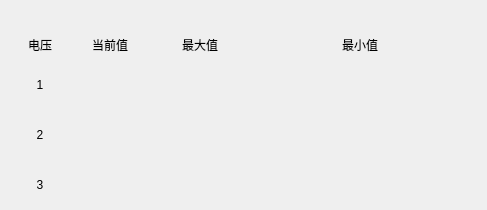
This is IDC_TestSystem/SI-PDU/si_setting/si_thresholdsetwid.ui in ChinaClever/IDC_TestSystem as Qt 5 draws it before an edit. The edited form follows.
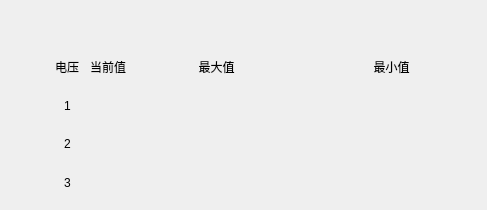
This is the edited form.

Diff of the .ui file:
```diff
--- a/IDC_TestSystem/SI-PDU/si_setting/si_thresholdsetwid.ui
+++ b/IDC_TestSystem/SI-PDU/si_setting/si_thresholdsetwid.ui
@@ -13,15 +13,17 @@
   <property name="windowTitle">
    <string>Form</string>
   </property>
+  <layout class="QVBoxLayout" name="verticalLayout">
+   <property name="leftMargin">
+    <number>50</number>
+   </property>
+   <property name="topMargin">
+    <number>50</number>
+   </property>
+   <item>
+    <layout class="QHBoxLayout" name="horizontalLayout" stretch="1,1,5,5">
+     <item>
   <widget class="QLabel" name="titleLab">
-   <property name="geometry">
-    <rect>
-     <x>10</x>
-     <y>30</y>
-     <width>60</width>
-     <height>30</height>
-    </rect>
-   </property>
    <property name="text">
     <string>电压</string>
    </property>
@@ -29,15 +31,9 @@
     <set>Qt::AlignCenter</set>
    </property>
   </widget>
+     </item>
+     <item>
   <widget class="QLabel" name="label_2">
-   <property name="geometry">
-    <rect>
-     <x>70</x>
-     <y>30</y>
-     <width>80</width>
-     <height>30</height>
-    </rect>
-   </property>
    <property name="text">
     <string>当前值</string>
    </property>
@@ -45,15 +41,9 @@
     <set>Qt::AlignCenter</set>
    </property>
   </widget>
+     </item>
+     <item>
   <widget class="QLabel" name="label_3">
-   <property name="geometry">
-    <rect>
-     <x>160</x>
-     <y>30</y>
-     <width>80</width>
-     <height>30</height>
-    </rect>
-   </property>
    <property name="text">
     <string>最大值</string>
    </property>
@@ -61,15 +51,9 @@
     <set>Qt::AlignCenter</set>
    </property>
   </widget>
+     </item>
+     <item>
   <widget class="QLabel" name="label_4">
-   <property name="geometry">
-    <rect>
-     <x>320</x>
-     <y>30</y>
-     <width>80</width>
-     <height>30</height>
-    </rect>
-   </property>
    <property name="text">
     <string>最小值</string>
    </property>
@@ -77,15 +61,13 @@
     <set>Qt::AlignCenter</set>
    </property>
   </widget>
+     </item>
+    </layout>
+   </item>
+   <item>
+    <layout class="QHBoxLayout" name="horizontalLayout_2" stretch="1,11">
+     <item>
   <widget class="QLabel" name="label_5">
-   <property name="geometry">
-    <rect>
-     <x>10</x>
-     <y>70</y>
-     <width>60</width>
-     <height>30</height>
-    </rect>
-   </property>
    <property name="text">
     <string>1</string>
    </property>
@@ -93,15 +75,16 @@
     <set>Qt::AlignCenter</set>
    </property>
   </widget>
+     </item>
+     <item>
+      <widget class="QWidget" name="widget_1" native="true"/>
+     </item>
+    </layout>
+   </item>
+   <item>
+    <layout class="QHBoxLayout" name="horizontalLayout_3" stretch="1,11">
+     <item>
   <widget class="QLabel" name="label_6">
-   <property name="geometry">
-    <rect>
-     <x>10</x>
-     <y>120</y>
-     <width>60</width>
-     <height>30</height>
-    </rect>
-   </property>
    <property name="text">
     <string>2</string>
    </property>
@@ -109,15 +92,16 @@
     <set>Qt::AlignCenter</set>
    </property>
   </widget>
+     </item>
+     <item>
+      <widget class="QWidget" name="widget_2" native="true"/>
+     </item>
+    </layout>
+   </item>
+   <item>
+    <layout class="QHBoxLayout" name="horizontalLayout_4" stretch="1,11">
+     <item>
   <widget class="QLabel" name="label_7">
-   <property name="geometry">
-    <rect>
-     <x>10</x>
-     <y>170</y>
-     <width>60</width>
-     <height>30</height>
-    </rect>
-   </property>
    <property name="text">
     <string>3</string>
    </property>
@@ -125,36 +109,13 @@
     <set>Qt::AlignCenter</set>
    </property>
   </widget>
-  <widget class="QWidget" name="widget_1" native="true">
-   <property name="geometry">
-    <rect>
-     <x>70</x>
-     <y>70</y>
-     <width>400</width>
-     <height>30</height>
-    </rect>
-   </property>
-  </widget>
-  <widget class="QWidget" name="widget_2" native="true">
-   <property name="geometry">
-    <rect>
-     <x>70</x>
-     <y>120</y>
-     <width>400</width>
-     <height>30</height>
-    </rect>
-   </property>
-  </widget>
-  <widget class="QWidget" name="widget_3" native="true">
-   <property name="geometry">
-    <rect>
-     <x>70</x>
-     <y>170</y>
-     <width>400</width>
-     <height>30</height>
-    </rect>
-   </property>
-  </widget>
+     </item>
+     <item>
+      <widget class="QWidget" name="widget_3" native="true"/>
+     </item>
+    </layout>
+   </item>
+  </layout>
  </widget>
  <resources/>
  <connections/>
```
Lines whose indentation alone changed are shown as unchanged.
